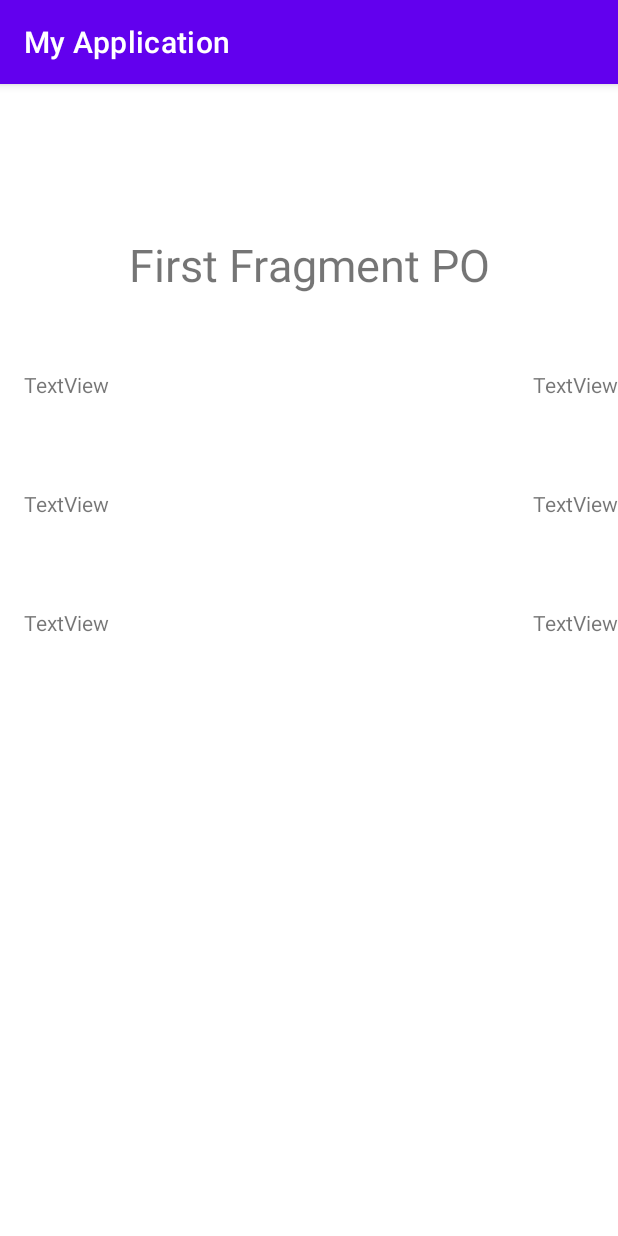
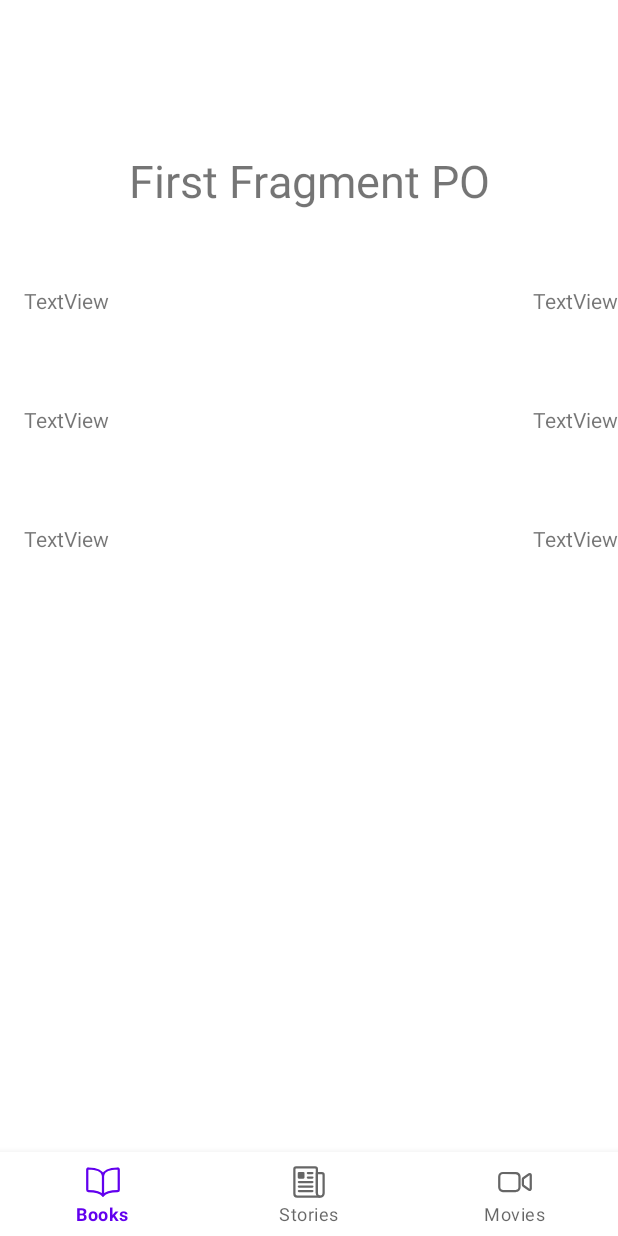
Before and after one commit to L3v0n01/LevelUpFinalProject, an Android app: the screen it shows after launch (MainActivity), on a phone screen of 412 x 824 dp. Run offline under Robolectric (Android 15) with nearby library versions, the phone set to English and light mode, and no system bars; our stand-ins replace navigation-ui; 7 statements that could not run were skipped.

Commit message:
Bottom navigation implemantation

```diff
--- a/app/build.gradle
+++ b/app/build.gradle
@@ -38,6 +38,7 @@ dependencies {
     implementation 'com.squareup.okhttp3:okhttp:4.9.2'
     implementation 'com.squareup.retrofit2:converter-gson:2.9.0'
     implementation 'com.squareup.retrofit2:converter-scalars:2.9.0'
+    implementation 'androidx.legacy:legacy-support-v4:1.0.0'
 
     def nav_version = "2.3.5"
     def koin_version = "3.1.3"
--- a/app/src/main/java/com/adobe/finalProject/MainActivity.kt
+++ b/app/src/main/java/com/adobe/finalProject/MainActivity.kt
@@ -2,10 +2,22 @@ package com.adobe.finalProject
 
 import android.os.Bundle
 import androidx.appcompat.app.AppCompatActivity
+import androidx.navigation.findNavController
+import androidx.navigation.ui.setupWithNavController
+import com.google.android.material.bottomnavigation.BottomNavigationView
 
 class MainActivity : AppCompatActivity() {
     override fun onCreate(savedInstanceState: Bundle?) {
         super.onCreate(savedInstanceState)
         setContentView(R.layout.activity_main)
+
+        initBottomNavigation()
+    }
+
+    private fun initBottomNavigation() {
+
+        val bottomNavigationView = findViewById<BottomNavigationView>(R.id.bottomNavigation)
+        val navController = findNavController(R.id.nav_host_fragment)
+        bottomNavigationView.setupWithNavController(navController)
     }
 }
--- a/app/src/main/java/com/adobe/finalProject/books/BooksFragment.kt
+++ b/app/src/main/java/com/adobe/finalProject/books/BooksFragment.kt
@@ -8,7 +8,7 @@ import com.adobe.finalProject.R
 import com.adobe.finalProject.utils.Constants.API_KEY
 import org.koin.androidx.viewmodel.ext.android.viewModel
 
-class BooksFragment : Fragment(R.layout.fragment_first) {
+class BooksFragment : Fragment(R.layout.fragment_books) {
 
     private val booksViewModel: BooksViewModel by viewModel()
 
--- /dev/null
+++ b/app/src/main/java/com/adobe/finalProject/movies/MoviesFragment.kt
@@ -0,0 +1,19 @@
+package com.adobe.finalProject.movies
+
+import android.os.Bundle
+import androidx.fragment.app.Fragment
+import android.view.LayoutInflater
+import android.view.View
+import android.view.ViewGroup
+import com.adobe.finalProject.R
+
+class MoviesFragment : Fragment() {
+
+    override fun onCreateView(
+        inflater: LayoutInflater, container: ViewGroup?,
+        savedInstanceState: Bundle?
+    ): View? {
+        // Inflate the layout for this fragment
+        return inflater.inflate(R.layout.fragment_movies, container, false)
+    }
+}
--- /dev/null
+++ b/app/src/main/java/com/adobe/finalProject/stories/StoriesFragment.kt
@@ -0,0 +1,19 @@
+package com.adobe.finalProject.stories
+
+import android.os.Bundle
+import androidx.fragment.app.Fragment
+import android.view.LayoutInflater
+import android.view.View
+import android.view.ViewGroup
+import com.adobe.finalProject.R
+
+class StoriesFragment : Fragment() {
+
+    override fun onCreateView(
+        inflater: LayoutInflater, container: ViewGroup?,
+        savedInstanceState: Bundle?
+    ): View? {
+        // Inflate the layout for this fragment
+        return inflater.inflate(R.layout.fragment_stories, container, false)
+    }
+}
--- /dev/null
+++ b/app/src/main/res/drawable/ic_book_outline.xml
@@ -0,0 +1,10 @@
+<vector android:height="24dp" android:viewportHeight="512"
+    android:viewportWidth="512" android:width="24dp" xmlns:android="http://schemas.android.com/apk/res/android">
+    <path android:fillColor="#00000000"
+        android:pathData="M256,160c16,-63.16 76.43,-95.41 208,-96a15.94,15.94 0,0 1,16 16V368a16,16 0,0 1,-16 16c-128,0 -177.45,25.81 -208,64 -30.37,-38 -80,-64 -208,-64 -9.88,0 -16,-8.05 -16,-17.93V80A15.94,15.94 0,0 1,48 64C179.57,64.59 240,96.84 256,160Z"
+        android:strokeColor="#000" android:strokeLineCap="round"
+        android:strokeLineJoin="round" android:strokeWidth="32"/>
+    <path android:fillColor="#00000000"
+        android:pathData="M256,160L256,448" android:strokeColor="#000"
+        android:strokeLineCap="round" android:strokeLineJoin="round" android:strokeWidth="32"/>
+</vector>
--- /dev/null
+++ b/app/src/main/res/drawable/ic_newspaper_outline.xml
@@ -0,0 +1,25 @@
+<vector android:height="24dp" android:viewportHeight="512"
+    android:viewportWidth="512" android:width="24dp" xmlns:android="http://schemas.android.com/apk/res/android">
+    <path android:fillColor="#00000000"
+        android:pathData="M368,415.86V72a24.07,24.07 0,0 0,-24 -24H72A24.07,24.07 0,0 0,48 72V424a40.12,40.12 0,0 0,40 40H416"
+        android:strokeColor="#000" android:strokeLineJoin="round" android:strokeWidth="32"/>
+    <path android:fillColor="#00000000"
+        android:pathData="M416,464h0a48,48 0,0 1,-48 -48V128h72a24,24 0,0 1,24 24V416A48,48 0,0 1,416 464Z"
+        android:strokeColor="#000" android:strokeLineJoin="round" android:strokeWidth="32"/>
+    <path android:fillColor="#00000000"
+        android:pathData="M240,128L304,128" android:strokeColor="#000"
+        android:strokeLineCap="round" android:strokeLineJoin="round" android:strokeWidth="32"/>
+    <path android:fillColor="#00000000"
+        android:pathData="M240,192L304,192" android:strokeColor="#000"
+        android:strokeLineCap="round" android:strokeLineJoin="round" android:strokeWidth="32"/>
+    <path android:fillColor="#00000000"
+        android:pathData="M112,256L304,256" android:strokeColor="#000"
+        android:strokeLineCap="round" android:strokeLineJoin="round" android:strokeWidth="32"/>
+    <path android:fillColor="#00000000"
+        android:pathData="M112,320L304,320" android:strokeColor="#000"
+        android:strokeLineCap="round" android:strokeLineJoin="round" android:strokeWidth="32"/>
+    <path android:fillColor="#00000000"
+        android:pathData="M112,384L304,384" android:strokeColor="#000"
+        android:strokeLineCap="round" android:strokeLineJoin="round" android:strokeWidth="32"/>
+    <path android:fillColor="#FF000000" android:pathData="M176,208H112a16,16 0,0 1,-16 -16V128a16,16 0,0 1,16 -16h64a16,16 0,0 1,16 16v64A16,16 0,0 1,176 208Z"/>
+</vector>
--- /dev/null
+++ b/app/src/main/res/drawable/ic_videocam_outline.xml
@@ -0,0 +1,10 @@
+<vector android:height="24dp" android:viewportHeight="512"
+    android:viewportWidth="512" android:width="24dp" xmlns:android="http://schemas.android.com/apk/res/android">
+    <path android:fillColor="#00000000"
+        android:pathData="M374.79,308.78 L457.5,367A16,16 0,0 0,480 352.38V159.62A16,16 0,0 0,457.5 145l-82.71,58.22A16,16 0,0 0,368 216.3v79.4A16,16 0,0 0,374.79 308.78Z"
+        android:strokeColor="#000" android:strokeLineCap="round"
+        android:strokeLineJoin="round" android:strokeWidth="32"/>
+    <path android:fillColor="#00000000"
+        android:pathData="M268,384H84a52.15,52.15 0,0 1,-52 -52V180a52.15,52.15 0,0 1,52 -52H268.48A51.68,51.68 0,0 1,320 179.52V332A52.15,52.15 0,0 1,268 384Z"
+        android:strokeColor="#000" android:strokeWidth="32"/>
+</vector>
--- a/app/src/main/res/layout/activity_main.xml
+++ b/app/src/main/res/layout/activity_main.xml
@@ -6,7 +6,7 @@
         android:layout_height="match_parent"
         tools:context=".MainActivity">
 
-    <androidx.fragment.app.FragmentContainerView
+    <fragment
             android:id="@+id/nav_host_fragment"
             android:name="androidx.navigation.fragment.NavHostFragment"
             android:layout_width="match_parent"
@@ -14,4 +14,13 @@
             app:defaultNavHost="true"
             app:navGraph="@navigation/main_graph" />
 
+    <com.google.android.material.bottomnavigation.BottomNavigationView
+            android:id="@+id/bottomNavigation"
+            android:layout_width="match_parent"
+            android:layout_height="wrap_content"
+            app:layout_constraintStart_toStartOf="parent"
+            app:layout_constraintEnd_toEndOf="parent"
+            app:layout_constraintBottom_toBottomOf="parent"
+            app:menu="@menu/bottom_navigation" />
+
 </androidx.constraintlayout.widget.ConstraintLayout>
--- /dev/null
+++ b/app/src/main/res/layout/fragment_movies.xml
@@ -0,0 +1,14 @@
+<?xml version="1.0" encoding="utf-8"?>
+<FrameLayout xmlns:android="http://schemas.android.com/apk/res/android"
+        xmlns:tools="http://schemas.android.com/tools"
+        android:layout_width="match_parent"
+        android:layout_height="match_parent"
+        tools:context=".movies.MoviesFragment">
+
+    <!-- TODO: Update blank fragment layout -->
+    <TextView
+            android:layout_width="match_parent"
+            android:layout_height="match_parent"
+            android:text="@string/hello_blank_fragment" />
+
+</FrameLayout>
--- /dev/null
+++ b/app/src/main/res/layout/fragment_stories.xml
@@ -0,0 +1,14 @@
+<?xml version="1.0" encoding="utf-8"?>
+<FrameLayout xmlns:android="http://schemas.android.com/apk/res/android"
+        xmlns:tools="http://schemas.android.com/tools"
+        android:layout_width="match_parent"
+        android:layout_height="match_parent"
+        tools:context=".stories.StoriesFragment">
+
+    <!-- TODO: Update blank fragment layout -->
+    <TextView
+            android:layout_width="match_parent"
+            android:layout_height="match_parent"
+            android:text="@string/hello_blank_fragment" />
+
+</FrameLayout>
--- /dev/null
+++ b/app/src/main/res/menu/bottom_navigation.xml
@@ -0,0 +1,20 @@
+<?xml version="1.0" encoding="utf-8"?>
+<menu xmlns:android="http://schemas.android.com/apk/res/android">
+    <item
+            android:id="@+id/booksFragment"
+            android:title="@string/books"
+            android:enabled="true"
+            android:icon="@drawable/ic_book_outline"/>
+
+    <item
+            android:id="@+id/storiesFragment"
+            android:title="@string/stories"
+            android:enabled="true"
+            android:icon="@drawable/ic_newspaper_outline"/>
+
+    <item
+            android:id="@+id/moviesFragment"
+            android:title="@string/movies"
+            android:enabled="true"
+            android:icon="@drawable/ic_videocam_outline"/>
+</menu>
--- a/app/src/main/res/navigation/main_graph.xml
+++ b/app/src/main/res/navigation/main_graph.xml
@@ -3,21 +3,22 @@
     xmlns:app="http://schemas.android.com/apk/res-auto"
     xmlns:tools="http://schemas.android.com/tools"
     android:id="@+id/main_graph"
-    app:startDestination="@id/firstFragment">
+    app:startDestination="@id/booksFragment">
 
     <fragment
-        android:id="@+id/firstFragment"
+        android:id="@+id/booksFragment"
         android:name="com.adobe.finalProject.books.BooksFragment"
         android:label="FirstFragment"
-        tools:layout="@layout/fragment_first">
-        <action
-            android:id="@+id/action_firstFragment_to_secondFragment"
-            app:destination="@id/secondFragment" />
+        tools:layout="@layout/fragment_books">
     </fragment>
-
     <fragment
-        android:id="@+id/secondFragment"
-        android:name="com.adobe.finalProject.SecondFragment"
-        android:label="SecondFragment"
-        tools:layout="@layout/fragment_second" />
+            android:id="@+id/moviesFragment"
+            android:name="com.adobe.finalProject.movies.MoviesFragment"
+            android:label="fragment_movies"
+            tools:layout="@layout/fragment_movies" />
+    <fragment
+            android:id="@+id/storiesFragment"
+            android:name="com.adobe.finalProject.stories.StoriesFragment"
+            android:label="fragment_stories"
+            tools:layout="@layout/fragment_stories" />
 </navigation>
--- a/app/src/main/res/values-night/themes.xml
+++ b/app/src/main/res/values-night/themes.xml
@@ -1,6 +1,6 @@
 <resources xmlns:tools="http://schemas.android.com/tools">
     <!-- Base application theme. -->
-    <style name="Theme.MyApplication" parent="Theme.MaterialComponents.DayNight.DarkActionBar">
+    <style name="Theme.MyApplication" parent="Theme.MaterialComponents.DayNight.NoActionBar">
         <!-- Primary brand color. -->
         <item name="colorPrimary">@color/purple_200</item>
         <item name="colorPrimaryVariant">@color/purple_700</item>
--- a/app/src/main/res/values/strings.xml
+++ b/app/src/main/res/values/strings.xml
@@ -2,4 +2,9 @@
     <string name="app_name">My Application</string>
     <string name="first_fragment">First Fragment PO</string>
     <string name="second_fragment">Second Fragment</string>
+    <string name="books">Books</string>
+    <string name="stories">Stories</string>
+    <string name="movies">Movies</string>
+    <!-- TODO: Remove or change this placeholder text -->
+    <string name="hello_blank_fragment">Hello blank fragment</string>
 </resources>
--- a/app/src/main/res/values/themes.xml
+++ b/app/src/main/res/values/themes.xml
@@ -1,6 +1,6 @@
 <resources xmlns:tools="http://schemas.android.com/tools">
     <!-- Base application theme. -->
-    <style name="Theme.MyApplication" parent="Theme.MaterialComponents.DayNight.DarkActionBar">
+    <style name="Theme.MyApplication" parent="Theme.MaterialComponents.DayNight.NoActionBar">
         <!-- Primary brand color. -->
         <item name="colorPrimary">@color/purple_500</item>
         <item name="colorPrimaryVariant">@color/purple_700</item>
--- a/build.gradle
+++ b/build.gradle
@@ -6,7 +6,7 @@ buildscript {
     }
     dependencies {
         classpath "com.android.tools.build:gradle:7.0.0"
-        classpath "org.jetbrains.kotlin:kotlin-gradle-plugin:1.5.21"
+        classpath 'org.jetbrains.kotlin:kotlin-gradle-plugin:1.5.31'
 
         // NOTE: Do not place your application dependencies here; they belong
         // in the individual module build.gradle files
```
Also changed, not shown: app/src/main/res/layout/fragment_books.xml (renamed from app/src/main/res/layout/fragment_first.xml). Lines whose indentation alone changed are shown as unchanged.
